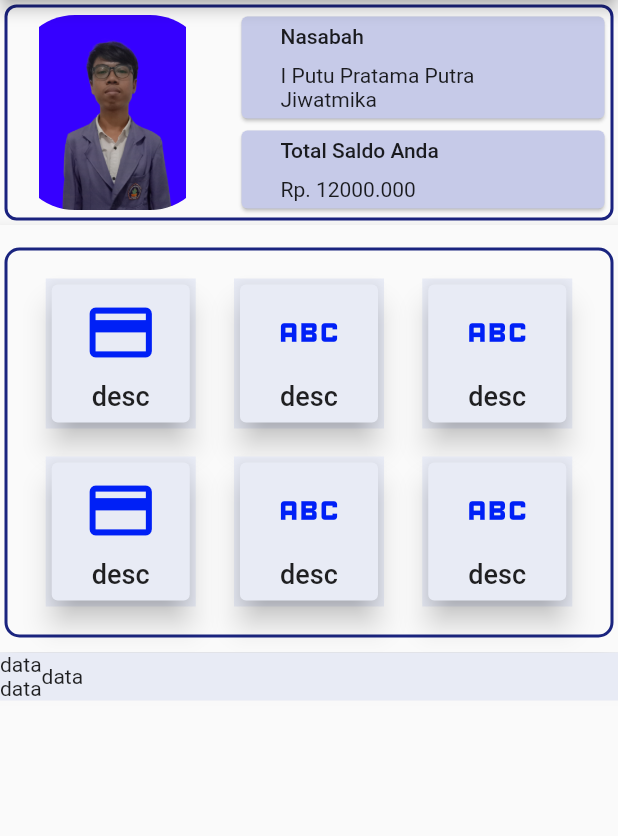
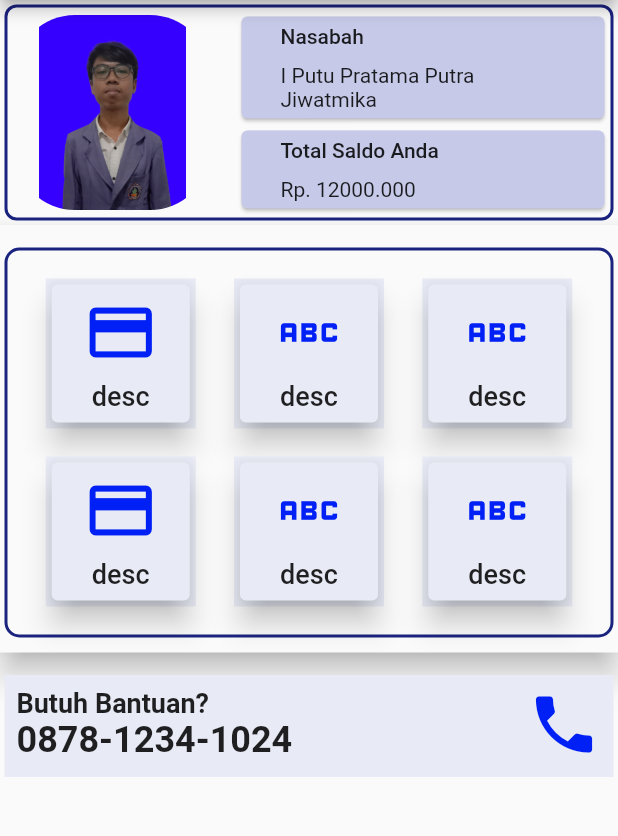
Before and after one commit to jiwatmikapratama/module3-layout-navigation, a Flutter app: the screen it shows after launch, after a tap on "Login", on a phone screen of 412 x 824 dp, the part 84-920 px from its top. Run offline on Flutter 3.47's test engine with Material 2 defaults, Android fonts, the phone set to English and light mode, and no system bars.

Commit message:
Menambahkan bagian butuh bantuan

```diff
--- a/lib/layouts/home.dart
+++ b/lib/layouts/home.dart
@@ -16,7 +16,7 @@ class Home extends StatelessWidget {
           actions: [
             IconButton(
               onPressed: () {},
-              icon: Icon(Icons.logout),
+              icon: const Icon(Icons.logout),
             ),
           ],
         ),
@@ -41,10 +41,10 @@ class Home extends StatelessWidget {
                         Container(
                             width: 140,
                             height: 140,
-                            padding: EdgeInsets.all(5.0),
+                            padding: const EdgeInsets.all(5.0),
                             child: ClipRRect(
                               borderRadius: BorderRadius.circular(40),
-                              child: Image(
+                              child: const Image(
                                 image: AssetImage(
                                     'images/Foto Berjas No Gaya.png'),
                               ),
@@ -141,10 +141,10 @@ class Home extends StatelessWidget {
                   elevation: 8,
                   child: Container(
                     height: 260,
-                    margin: EdgeInsets.fromLTRB(3.0, 15.0, 3.0, 10.0),
+                    margin: const EdgeInsets.fromLTRB(3.0, 15.0, 3.0, 10.0),
                     decoration: BoxDecoration(
                         border: Border.all(
-                          color: Color(0xFF1a247f),
+                          color: const Color(0xFF1a247f),
                           width: 2,
                         ),
                         borderRadius: BorderRadius.circular(10)),
@@ -173,14 +173,44 @@ class Home extends StatelessWidget {
                 ),
                 Container(
                   width: double.infinity,
-                  color: Color(0xFFe8ebf5),
+                  color: const Color(0xFFe8ebf5),
+                  margin: const EdgeInsets.fromLTRB(3.0, 15.0, 3.0, 10.0),
+                  padding: const EdgeInsets.fromLTRB(8.0, 8.0, 8.0, 10.0),
                   child: Row(
+                    mainAxisAlignment: MainAxisAlignment.spaceBetween,
                     children: [
                       Column(
-                        children: [Text('data'), Text('data')],
+                        children: [
+                          Container(
+                            width: 200,
+                            child: const Text(
+                              'Butuh Bantuan?',
+                              textAlign: TextAlign.start,
+                              style: TextStyle(
+                                fontSize: 18,
+                                fontWeight: FontWeight.w600,
+                              ),
+                            ),
+                          ),
+                          Container(
+                            width: 200,
+                            child: const Text(
+                              '0878-1234-1024',
+                              textAlign: TextAlign.start,
+                              style: TextStyle(
+                                fontSize: 24,
+                                fontWeight: FontWeight.w600,
+                              ),
+                            ),
+                          )
+                        ],
                       ),
                       Container(
-                        child: Text('data'),
+                        child: const Icon(
+                          Icons.phone,
+                          size: 50,
+                          color: Color(0XFF0020f6),
+                        ),
                       )
                     ],
                   ),
```
